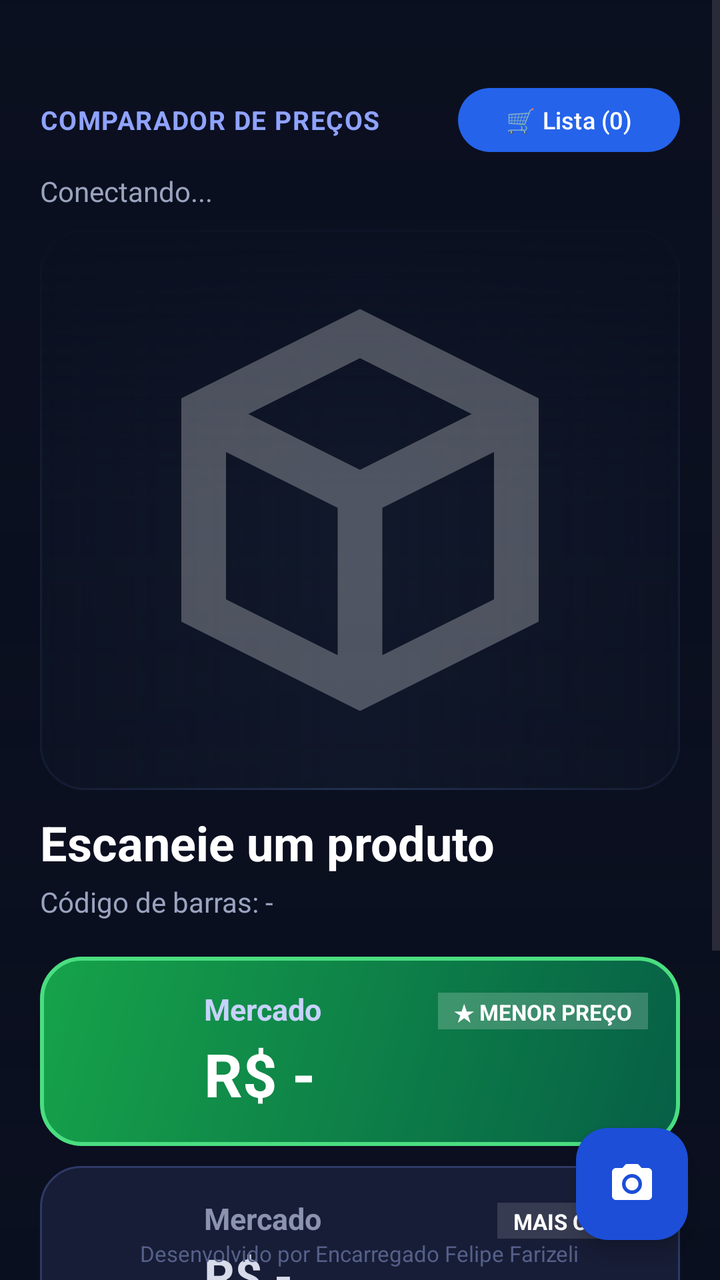
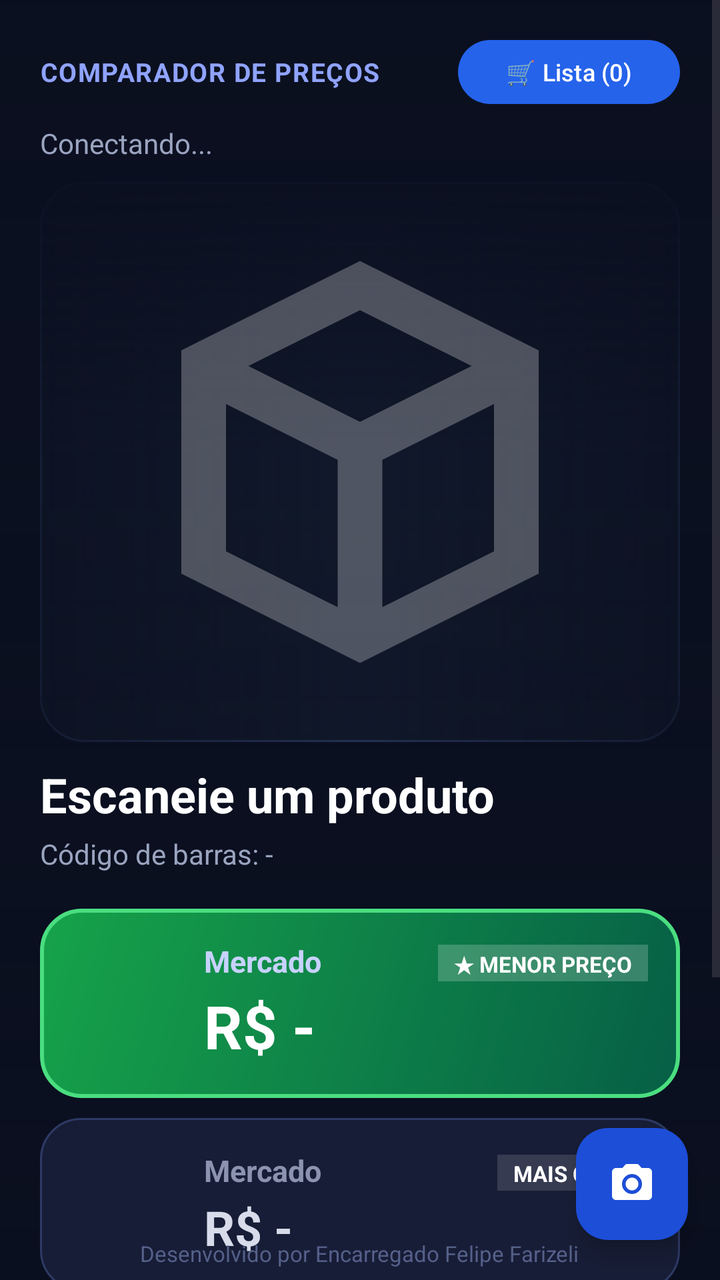

The first picture is an Android layout as it rendered before a commit; the second is the same layout after the commit. The layout source and the unified diff follow.
<!-- AndroidManifest.xml: application theme Theme.ComparaPreco -->
<!-- res/layout/activity_main.xml -->
<?xml version="1.0" encoding="utf-8"?>
<FrameLayout xmlns:android="http://schemas.android.com/apk/res/android"
    xmlns:app="http://schemas.android.com/apk/res-auto"
    android:layout_width="match_parent"
    android:layout_height="match_parent"
    android:background="#0A0F1F">

    <ImageView
        android:id="@+id/imgBackdrop"
        android:layout_width="match_parent"
        android:layout_height="match_parent"
        android:alpha="0.40"
        android:importantForAccessibility="no"
        android:scaleType="centerCrop" />

    <View
        android:layout_width="match_parent"
        android:layout_height="match_parent"
        android:background="@drawable/bg_overlay_fade" />

    <LinearLayout
        android:layout_width="match_parent"
        android:layout_height="match_parent"
        android:orientation="vertical">

    <ScrollView
        android:layout_width="match_parent"
        android:layout_height="0dp"
        android:layout_weight="1"
        android:clipToPadding="false"
        android:fillViewport="true"
        android:overScrollMode="never">

        <LinearLayout
            android:layout_width="match_parent"
            android:layout_height="wrap_content"
            android:orientation="vertical"
            android:paddingStart="20dp"
            android:paddingEnd="20dp"
            android:paddingTop="40dp"
            android:paddingBottom="96dp">

            <LinearLayout
                android:layout_width="match_parent"
                android:layout_height="wrap_content"
                android:gravity="center_vertical"
                android:orientation="horizontal">

                <TextView
                    android:layout_width="0dp"
                    android:layout_height="wrap_content"
                    android:layout_weight="1"
                    android:letterSpacing="0.04"
                    android:text="COMPARADOR DE PREÇOS"
                    android:textColor="#8FA3FF"
                    android:textSize="13sp"
                    android:textStyle="bold" />

                <Button
                    android:id="@+id/btnLista"
                    android:layout_width="wrap_content"
                    android:layout_height="40dp"
                    android:text="🛒 Lista (0)"
                    android:textSize="12sp" />
            </LinearLayout>

            <TextView
                android:id="@+id/txtStatus"
                android:layout_width="match_parent"
                android:layout_height="wrap_content"
                android:layout_marginTop="6dp"
                android:text="Conectando..."
                android:textColor="#9AA4BF"
                android:textSize="14sp" />

            <TextView
                android:id="@+id/txtCesta"
                android:layout_width="match_parent"
                android:layout_height="wrap_content"
                android:layout_marginTop="4dp"
                android:textColor="#FBBF24"
                android:textSize="13sp"
                android:textStyle="bold"
                android:visibility="gone" />

            
            <FrameLayout
                android:id="@+id/productImageFrame"
                android:layout_width="match_parent"
                android:layout_height="280dp"
                android:layout_marginTop="10dp"
                android:background="@drawable/bg_product_photo_panel"
                android:clipToOutline="true">

                <ImageView
                    android:id="@+id/imgProdutoGlow"
                    android:layout_width="match_parent"
                    android:layout_height="match_parent"
                    android:alpha="0.62"
                    android:importantForAccessibility="no"
                    android:scaleType="centerCrop" />

                <View
                    android:layout_width="match_parent"
                    android:layout_height="match_parent"
                    android:background="@drawable/bg_product_photo_fade"
                    android:importantForAccessibility="no" />

                <ImageView
                    android:id="@+id/imgProduto"
                    android:layout_width="match_parent"
                    android:layout_height="match_parent"
                    android:contentDescription="Foto do produto"
                    android:padding="6dp"
                    android:scaleType="fitCenter"
                    android:src="@drawable/ic_placeholder_box" />
            </FrameLayout>

            <TextView
                android:id="@+id/txtProduto"
                android:layout_width="match_parent"
                android:layout_height="wrap_content"
                android:layout_marginTop="10dp"
                android:ellipsize="end"
                android:maxLines="3"
                android:text="Escaneie um produto"
                android:textColor="#FFFFFF"
                android:textSize="24sp"
                android:textStyle="bold" />

            <TextView
                android:id="@+id/txtCodigo"
                android:layout_width="match_parent"
                android:layout_height="wrap_content"
                android:layout_marginTop="4dp"
                android:text="Código de barras: -"
                android:textColor="#9AA4BF"
                android:textSize="14sp" />

            
            <LinearLayout
                android:id="@+id/cardA"
                android:layout_width="match_parent"
                android:layout_height="wrap_content"
                android:layout_marginTop="18dp"
                android:background="@drawable/bg_card_vencedor"
                android:gravity="center_vertical"
                android:orientation="horizontal"
                android:padding="16dp">

                <ImageView
                    android:id="@+id/logoA"
                    android:layout_width="52dp"
                    android:layout_height="52dp"
                    android:contentDescription="Logo do mercado"
                    android:scaleType="fitCenter" />

                <LinearLayout
                    android:layout_width="0dp"
                    android:layout_height="wrap_content"
                    android:layout_marginStart="14dp"
                    android:layout_weight="1"
                    android:orientation="vertical">

                    <LinearLayout
                        android:layout_width="match_parent"
                        android:layout_height="wrap_content"
                        android:orientation="horizontal">

                        <TextView
                            android:id="@+id/nomeA"
                            android:layout_width="0dp"
                            android:layout_height="wrap_content"
                            android:layout_weight="1"
                            android:text="Mercado"
                            android:textColor="#C7D2FE"
                            android:textSize="15sp"
                            android:textStyle="bold" />

                        <TextView
                            android:id="@+id/seloA"
                            android:layout_width="wrap_content"
                            android:layout_height="wrap_content"
                            android:background="#33FFFFFF"
                            android:paddingStart="8dp"
                            android:paddingEnd="8dp"
                            android:paddingTop="2dp"
                            android:paddingBottom="2dp"
                            android:text="★ MENOR PREÇO"
                            android:textColor="#FFFFFF"
                            android:textSize="11sp"
                            android:textStyle="bold" />
                    </LinearLayout>

                    <TextView
                        android:id="@+id/precoA"
                        android:layout_width="wrap_content"
                        android:layout_height="wrap_content"
                        android:layout_marginTop="2dp"
                        android:text="R$ -"
                        android:textColor="#FFFFFF"
                        android:textSize="30sp"
                        android:textStyle="bold" />
                </LinearLayout>
            </LinearLayout>

            
            <LinearLayout
                android:id="@+id/cardB"
                android:layout_width="match_parent"
                android:layout_height="wrap_content"
                android:layout_marginTop="10dp"
                android:background="@drawable/bg_card_normal"
                android:gravity="center_vertical"
                android:orientation="horizontal"
                android:padding="16dp">

                <ImageView
                    android:id="@+id/logoB"
                    android:layout_width="52dp"
                    android:layout_height="52dp"
                    android:contentDescription="Logo do mercado"
                    android:scaleType="fitCenter" />

                <LinearLayout
                    android:layout_width="0dp"
                    android:layout_height="wrap_content"
                    android:layout_marginStart="14dp"
                    android:layout_weight="1"
                    android:orientation="vertical">

                    <LinearLayout
                        android:layout_width="match_parent"
                        android:layout_height="wrap_content"
                        android:orientation="horizontal">

                        <TextView
                            android:id="@+id/nomeB"
                            android:layout_width="0dp"
                            android:layout_height="wrap_content"
                            android:layout_weight="1"
                            android:text="Mercado"
                            android:textColor="#8B93B0"
                            android:textSize="15sp"
                            android:textStyle="bold" />

                        <TextView
                            android:id="@+id/seloB"
                            android:layout_width="wrap_content"
                            android:layout_height="wrap_content"
                            android:background="#22FFFFFF"
                            android:paddingStart="8dp"
                            android:paddingEnd="8dp"
                            android:paddingTop="2dp"
                            android:paddingBottom="2dp"
                            android:text="MAIS CARO"
                            android:textColor="#FFFFFF"
                            android:textSize="11sp"
                            android:textStyle="bold" />
                    </LinearLayout>

                    <TextView
                        android:id="@+id/precoB"
                        android:layout_width="wrap_content"
                        android:layout_height="wrap_content"
                        android:layout_marginTop="2dp"
                        android:text="R$ -"
                        android:textColor="#D7DBEA"
                        android:textSize="24sp"
                        android:textStyle="bold" />
                </LinearLayout>
            </LinearLayout>

            <TextView
                android:id="@+id/txtDiff"
                android:layout_width="match_parent"
                android:layout_height="wrap_content"
                android:layout_marginTop="16dp"
                android:gravity="center"
                android:text=""
                android:textColor="#4ADE80"
                android:textSize="15sp"
                android:textStyle="bold" />

            <LinearLayout
                android:layout_width="match_parent"
                android:layout_height="wrap_content"
                android:layout_marginTop="8dp"
                android:orientation="horizontal">

                <EditText
                    android:id="@+id/edtCodigo"
                    android:layout_width="0dp"
                    android:layout_height="52dp"
                    android:layout_weight="1"
                    android:background="@drawable/bg_input"
                    android:hint="Código de barras ou nome do produto"
                    android:imeOptions="actionSearch"
                    android:inputType="text"
                    android:paddingStart="16dp"
                    android:paddingEnd="16dp"
                    android:textColor="#FFFFFF"
                    android:textColorHint="#6B7699" />

                <ImageButton
                    android:id="@+id/btnVoz"
                    android:layout_width="52dp"
                    android:layout_height="52dp"
                    android:layout_marginStart="8dp"
                    android:background="@drawable/bg_input"
                    android:contentDescription="Buscar por voz"
                    android:padding="14dp"
                    android:src="@drawable/ic_mic_24" />
            </LinearLayout>


        </LinearLayout>
    </ScrollView>

    </LinearLayout>

    
    <com.google.android.material.floatingactionbutton.FloatingActionButton
        android:id="@+id/btnSalvar"
        android:layout_width="wrap_content"
        android:layout_height="wrap_content"
        android:layout_gravity="bottom|end"
        android:layout_marginEnd="20dp"
        android:layout_marginBottom="88dp"
        android:visibility="gone"
        android:contentDescription="Salvar na lista de compras"
        app:srcCompat="@drawable/ic_cart_24"
        app:backgroundTint="#FF16A34A"
        app:tint="#FFFFFF"
        app:fabSize="mini" />

    
    <com.google.android.material.floatingactionbutton.FloatingActionButton
        android:id="@+id/btnScan"
        android:layout_width="wrap_content"
        android:layout_height="wrap_content"
        android:layout_gravity="bottom|end"
        android:layout_marginEnd="16dp"
        android:layout_marginBottom="20dp"
        android:contentDescription="Escanear código de barras"
        app:srcCompat="@drawable/ic_camera_24"
        app:backgroundTint="#FF1D4ED8"
        app:tint="#FFFFFF" />

        
    <TextView
        android:layout_width="wrap_content"
        android:layout_height="wrap_content"
        android:layout_gravity="bottom|center_horizontal"
        android:layout_marginBottom="6dp"
        android:text="Desenvolvido por Encarregado Felipe Farizeli"
        android:textColor="#55608A"
        android:textSize="11sp" />

</FrameLayout>
<!-- resources referenced by this layout -->
<resources>
  <!-- drawable bg_card_normal (drawable) -->
  <?xml version="1.0" encoding="utf-8"?>
  <shape xmlns:android="http://schemas.android.com/apk/res/android">
      <solid android:color="#FF171D36" />
      <corners android:radius="20dp" />
      <stroke android:width="1dp" android:color="#2E3A66" />
  </shape>
  <!-- drawable bg_card_vencedor (drawable) -->
  <?xml version="1.0" encoding="utf-8"?>
  <shape xmlns:android="http://schemas.android.com/apk/res/android">
      <gradient
          android:angle="315"
          android:startColor="#FF16A34A"
          android:endColor="#FF065F46" />
      <corners android:radius="20dp" />
      <stroke android:width="2dp" android:color="#4ADE80" />
  </shape>
  <!-- drawable bg_input (drawable) -->
  <?xml version="1.0" encoding="utf-8"?>
  <shape xmlns:android="http://schemas.android.com/apk/res/android">
      <solid android:color="#CC171D36" />
      <corners android:radius="18dp" />
      <stroke android:width="1dp" android:color="#2E3A66" />
  </shape>
  <!-- drawable bg_overlay_fade (drawable) -->
  <?xml version="1.0" encoding="utf-8"?>
  <shape xmlns:android="http://schemas.android.com/apk/res/android">
      <gradient
          android:angle="270"
          android:startColor="#FF0A0F1F"
          android:centerColor="#CC0A0F1F"
          android:endColor="#660A0F1F" />
  </shape>
  <!-- drawable bg_product_photo_panel (drawable) -->
  <?xml version="1.0" encoding="utf-8"?>
  <shape xmlns:android="http://schemas.android.com/apk/res/android" android:shape="rectangle">
      <solid android:color="#10182A" />
      <corners android:radius="22dp" />
      <stroke android:width="1dp" android:color="#27385D" />
  </shape>
  <!-- drawable ic_camera_24 (drawable) -->
  <?xml version="1.0" encoding="utf-8"?>
  <vector xmlns:android="http://schemas.android.com/apk/res/android"
      android:width="24dp"
      android:height="24dp"
      android:viewportWidth="24"
      android:viewportHeight="24"
      android:tint="#FFFFFF">
      <path
          android:fillColor="#FFFFFF"
          android:pathData="M12,15.2c1.77,0 3.2,-1.43 3.2,-3.2s-1.43,-3.2 -3.2,-3.2 -3.2,1.43 -3.2,3.2 1.43,3.2 3.2,3.2zM9,2L7.17,4L4,4c-1.1,0 -2,0.9 -2,2v12c0,1.1 0.9,2 2,2h16c1.1,0 2,-0.9 2,-2V6c0,-1.1 -0.9,-2 -2,-2h-3.17L15,2L9,2zM12,17c-2.76,0 -5,-2.24 -5,-5s2.24,-5 5,-5 5,2.24 5,5 -2.24,5 -5,5z"/>
  </vector>
  <!-- drawable ic_mic_24 (drawable) -->
  <?xml version="1.0" encoding="utf-8"?>
  <vector xmlns:android="http://schemas.android.com/apk/res/android"
      android:width="24dp"
      android:height="24dp"
      android:viewportWidth="24"
      android:viewportHeight="24"
      android:tint="#FFFFFF">
      <path
          android:fillColor="#FFFFFF"
          android:pathData="M12,14c1.66,0 3,-1.34 3,-3V5c0,-1.66 -1.34,-3 -3,-3S9,3.34 9,5v6c0,1.66 1.34,3 3,3zM17,11c0,2.76 -2.24,5 -5,5s-5,-2.24 -5,-5H5c0,3.53 2.61,6.43 6,6.92V21h2v-3.08c3.39,-0.49 6,-3.39 6,-6.92h-2z"/>
  </vector>
  <!-- drawable ic_placeholder_box (drawable) -->
  <?xml version="1.0" encoding="utf-8"?>
  <vector xmlns:android="http://schemas.android.com/apk/res/android"
      android:width="96dp"
      android:height="96dp"
      android:viewportWidth="24"
      android:viewportHeight="24">
      <path
          android:fillColor="#44FFFFFF"
          android:pathData="M20,7l-8,-4 -8,4v10l8,4 8,-4V7zM12,5.2L17,7.7 12,10.2 7,7.7 12,5.2zM6,9.4l5,2.5v6.6l-5,-2.5V9.4zM13,18.5v-6.6l5,-2.5v6.6l-5,2.5z" />
  </vector>
  <style name="Theme.ComparaPreco" parent="Theme.Material3.DayNight.NoActionBar">
          <item name="colorPrimary">#2563EB</item>
          <item name="colorOnPrimary">#FFFFFF</item>
          <item name="colorPrimaryContainer">#1E40AF</item>
          <item name="colorOnPrimaryContainer">#FFFFFF</item>
          <item name="colorSecondary">#0E7490</item>
          <item name="colorOnSecondary">#FFFFFF</item>
          <item name="android:statusBarColor">#0A0F1F</item>
          <item name="android:navigationBarColor">#0A0F1F</item>
      </style>
  <!-- unchanged entries left out for length: 2 -->
</resources>

<!-- the commit's change to res/layout/activity_main.xml (unified diff, before → after) -->
@@ -1,8 +1,10 @@
 <?xml version="1.0" encoding="utf-8"?>
 <FrameLayout xmlns:android="http://schemas.android.com/apk/res/android"
     xmlns:app="http://schemas.android.com/apk/res-auto"
+    android:id="@+id/rootContainer"
     android:layout_width="match_parent"
     android:layout_height="match_parent"
+    android:focusableInTouchMode="true"
     android:background="#0A0F1F">
 
     <ImageView
@@ -19,11 +21,13 @@
         android:background="@drawable/bg_overlay_fade" />
 
     <LinearLayout
+        android:id="@+id/mainContent"
         android:layout_width="match_parent"
         android:layout_height="match_parent"
         android:orientation="vertical">
 
     <ScrollView
+        android:id="@+id/mainScrollView"
         android:layout_width="match_parent"
         android:layout_height="0dp"
         android:layout_weight="1"
@@ -37,7 +41,7 @@
             android:orientation="vertical"
             android:paddingStart="20dp"
             android:paddingEnd="20dp"
-            android:paddingTop="40dp"
+            android:paddingTop="16dp"
             android:paddingBottom="96dp">
 
             <LinearLayout
@@ -349,6 +353,7 @@
 
         
     <TextView
+        android:id="@+id/txtCredito"
         android:layout_width="wrap_content"
         android:layout_height="wrap_content"
         android:layout_gravity="bottom|center_horizontal"
